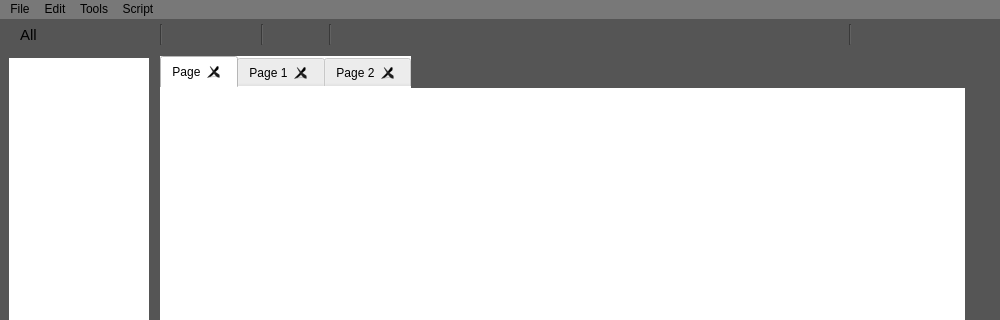
This is Application/Logic_Gate_Simulator/Dialogs/dlg_home.ui in ElliotHarding/Logic-Gate-Simulator as Qt 5 draws it before an edit; both pictures show x 0 to 1000 and y 0 to 320 of the 1000 by 560 pixel window. The edited form follows.
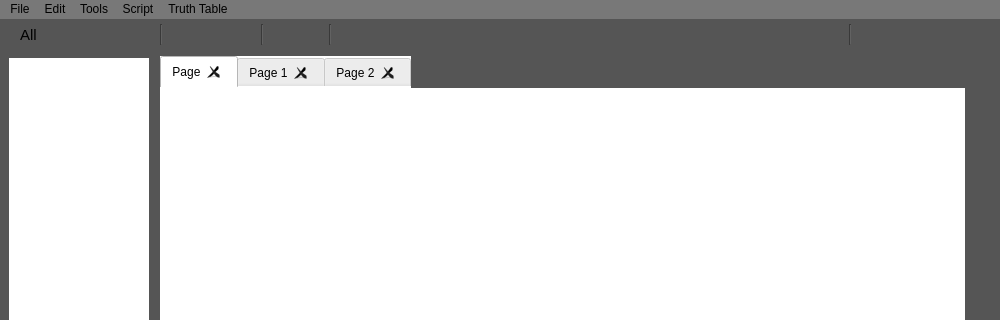
This is the edited form. Icons and pictures are not drawn.

What changed in the file:
```diff
--- a/Application/Logic_Gate_Simulator/Dialogs/dlg_home.ui
+++ b/Application/Logic_Gate_Simulator/Dialogs/dlg_home.ui
@@ -844,10 +844,17 @@
     </property>
     <addaction name="actionCreate_Script"/>
    </widget>
+   <widget class="QMenu" name="menuTruth_Table">
+    <property name="title">
+     <string>Truth Table</string>
+    </property>
+    <addaction name="actionCreate_Truth_Table"/>
+   </widget>
    <addaction name="menuFile"/>
    <addaction name="menuEdit"/>
    <addaction name="menuTools"/>
    <addaction name="menuScript"/>
+   <addaction name="menuTruth_Table"/>
   </widget>
   <action name="actionNew_page">
    <property name="text">
```
Left out of the diff: 65 changed lines with no effect on the pictures.
